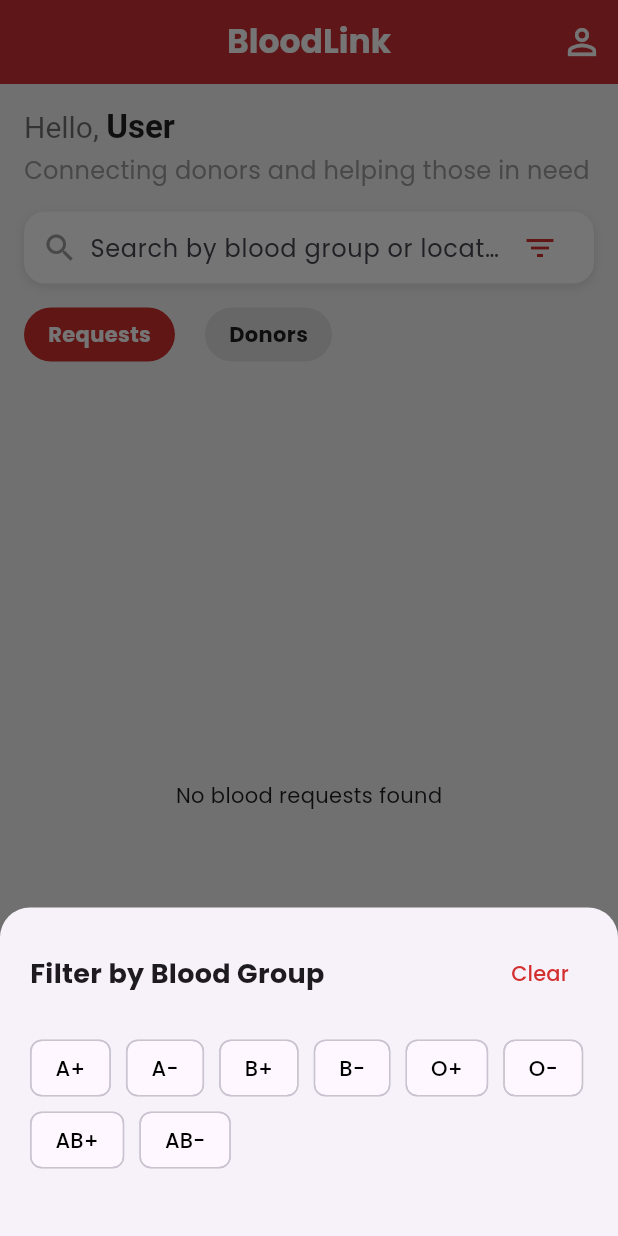
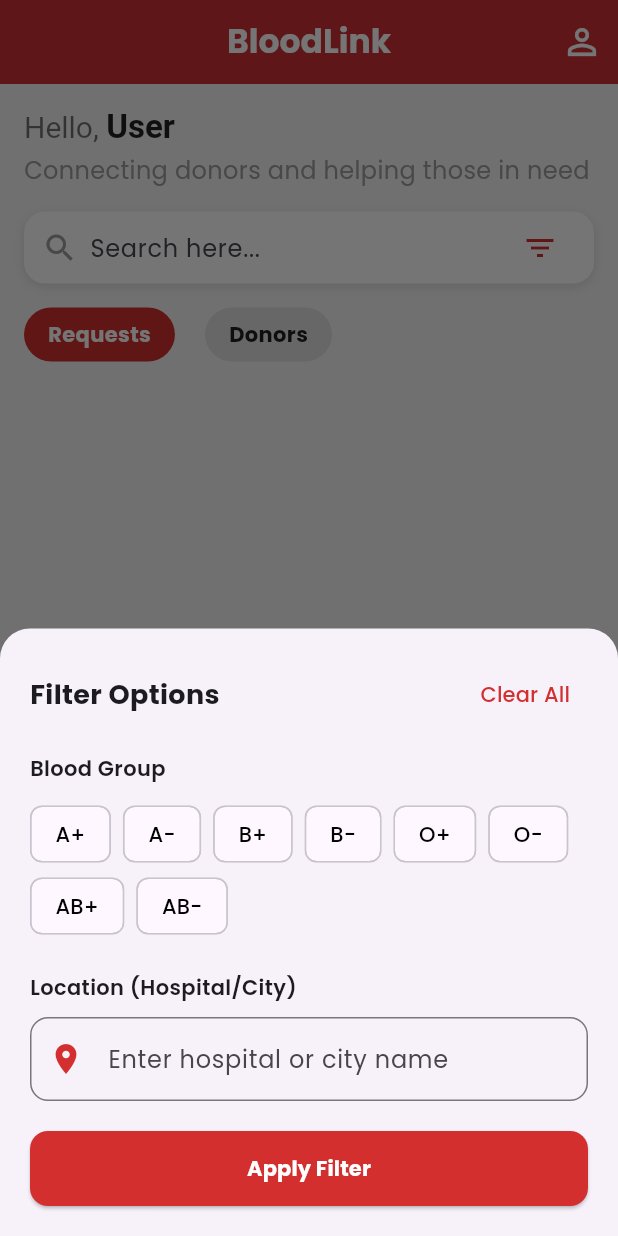
Before and after one commit to koraish3438/Blood-Link-App, a Flutter app: the HomeScreen screen opened directly, after a tap on the "filter list" icon, on a phone screen of 412 x 824 dp. Run offline on Flutter 3.47's test engine with Material 3 defaults, Android fonts, the phone set to English and light mode, and no system bars; our stand-ins replace firebase_auth, firebase_core, firebase_database, google_fonts; accounts and stored records are empty; generated files the repository leaves out were written again.

Commit message:
Filter ready

```diff
--- a/lib/screens/home/home_screen.dart
+++ b/lib/screens/home/home_screen.dart
@@ -20,39 +20,51 @@ class HomeScreen extends StatefulWidget {
 class _HomeScreenState extends State<HomeScreen> {
   String selectedTab = "Requests";
   final searchController = TextEditingController();
+  final locationFilterController = TextEditingController(); // লোকেশন ফিল্টারের জন্য
   String? selectedBloodFilter;
 
   void _showFilterSheet() {
     showModalBottomSheet(
       context: context,
+      isScrollControlled: true, // কিবোর্ড আসার জন্য ট্রু করা হয়েছে
       shape: const RoundedRectangleBorder(
         borderRadius: BorderRadius.vertical(top: Radius.circular(20)),
       ),
       builder: (context) {
-        return StatefulBuilder(
-          builder: (context, setModalState) {
-            return Container(
-              padding: const EdgeInsets.all(20),
-              child: Column(
+        return Padding(
+          padding: EdgeInsets.only(
+            bottom: MediaQuery.of(context).viewInsets.bottom, // কিবোর্ডের জন্য প্যাডিং
+            left: 20,
+            right: 20,
+            top: 20,
+          ),
+          child: StatefulBuilder(
+            builder: (context, setModalState) {
+              return Column(
                 mainAxisSize: MainAxisSize.min,
                 crossAxisAlignment: CrossAxisAlignment.start,
                 children: [
                   Row(
                     mainAxisAlignment: MainAxisAlignment.spaceBetween,
                     children: [
-                      const Text("Filter by Blood Group", style: TextStyle(fontSize: 18, fontWeight: FontWeight.bold)),
+                      const Text("Filter Options", style: TextStyle(fontSize: 18, fontWeight: FontWeight.bold)),
                       TextButton(
                         onPressed: () {
-                          setState(() => selectedBloodFilter = null);
+                          setState(() {
+                            selectedBloodFilter = null;
+                            locationFilterController.clear();
+                          });
                           Navigator.pop(context);
                         },
-                        child: const Text("Clear", style: TextStyle(color: AppColors.primaryRed)),
+                        child: const Text("Clear All", style: TextStyle(color: AppColors.primaryRed)),
                       )
                     ],
                   ),
                   const SizedBox(height: 15),
+                  const Text("Blood Group", style: TextStyle(fontWeight: FontWeight.w600)),
+                  const SizedBox(height: 10),
                   Wrap(
-                    spacing: 10,
+                    spacing: 8,
                     children: ['A+', 'A-', 'B+', 'B-', 'O+', 'O-', 'AB+', 'AB-'].map((group) {
                       final bool isSelected = selectedBloodFilter == group;
                       return ChoiceChip(
@@ -61,17 +73,43 @@ class _HomeScreenState extends State<HomeScreen> {
                         selectedColor: AppColors.primaryRed,
                         labelStyle: TextStyle(color: isSelected ? Colors.white : Colors.black),
                         onSelected: (selected) {
-                          setState(() => selectedBloodFilter = selected ? group : null);
-                          Navigator.pop(context);
+                          setModalState(() => selectedBloodFilter = selected ? group : null);
                         },
                       );
                     }).toList(),
                   ),
                   const SizedBox(height: 20),
+                  const Text("Location (Hospital/City)", style: TextStyle(fontWeight: FontWeight.w600)),
+                  const SizedBox(height: 10),
+                  TextField(
+                    controller: locationFilterController,
+                    decoration: InputDecoration(
+                      hintText: "Enter hospital or city name",
+                      prefixIcon: const Icon(Icons.location_on, color: AppColors.primaryRed),
+                      border: OutlineInputBorder(borderRadius: BorderRadius.circular(12)),
+                    ),
+                  ),
+                  const SizedBox(height: 20),
+                  SizedBox(
+                    width: double.infinity,
+                    height: 50,
+                    child: ElevatedButton(
+                      style: ElevatedButton.styleFrom(
+                        backgroundColor: AppColors.primaryRed,
+                        shape: RoundedRectangleBorder(borderRadius: BorderRadius.circular(12)),
+                      ),
+                      onPressed: () {
+                        setState(() {}); // হোম স্ক্রিন রিফ্রেশ করবে
+                        Navigator.pop(context);
+                      },
+                      child: const Text("Apply Filter", style: TextStyle(color: Colors.white, fontWeight: FontWeight.bold)),
+                    ),
+                  ),
+                  const SizedBox(height: 20),
                 ],
-              ),
-            );
-          },
+              );
+            },
+          ),
         );
       },
     );
@@ -143,14 +181,19 @@ class _HomeScreenState extends State<HomeScreen> {
                       child: TextField(
                         controller: searchController,
                         decoration: const InputDecoration(
-                          hintText: "Search by blood group or location",
+                          hintText: "Search here...",
                           border: InputBorder.none,
                         ),
                         onChanged: (_) => setState(() {}),
                       ),
                     ),
                     IconButton(
-                      icon: Icon(Icons.filter_list, color: selectedBloodFilter != null ? Colors.blue : AppColors.primaryRed),
+                      icon: Icon(
+                        Icons.filter_list,
+                        color: (selectedBloodFilter != null || locationFilterController.text.isNotEmpty)
+                            ? Colors.blue
+                            : AppColors.primaryRed,
+                      ),
                       onPressed: _showFilterSheet,
                     ),
                   ],
@@ -195,10 +238,14 @@ class _HomeScreenState extends State<HomeScreen> {
         if (!snapshot.hasData || snapshot.data!.isEmpty) return const Center(child: Text("No blood requests found"));
 
         final query = searchController.text.toLowerCase();
+        final locFilter = locationFilterController.text.toLowerCase();
+
         final filtered = snapshot.data!.where((r) {
           final matchesSearch = r.bloodGroup.toLowerCase().contains(query) || r.location.toLowerCase().contains(query);
-          final matchesFilter = selectedBloodFilter == null || r.bloodGroup == selectedBloodFilter;
-          return matchesSearch && matchesFilter;
+          final matchesBlood = selectedBloodFilter == null || r.bloodGroup == selectedBloodFilter;
+          final matchesLoc = locFilter.isEmpty || r.location.toLowerCase().contains(locFilter);
+
+          return matchesSearch && matchesBlood && matchesLoc;
         }).toList();
 
         return ListView.separated(
@@ -219,10 +266,14 @@ class _HomeScreenState extends State<HomeScreen> {
         if (!snapshot.hasData || snapshot.data!.isEmpty) return const Center(child: Text("No donors available"));
 
         final query = searchController.text.toLowerCase();
+        final locFilter = locationFilterController.text.toLowerCase();
+
         final filtered = snapshot.data!.where((user) {
           final matchesSearch = user.bloodGroup.toLowerCase().contains(query) || user.location.toLowerCase().contains(query);
-          final matchesFilter = selectedBloodFilter == null || user.bloodGroup == selectedBloodFilter;
-          return matchesSearch && matchesFilter;
+          final matchesBlood = selectedBloodFilter == null || user.bloodGroup == selectedBloodFilter;
+          final matchesLoc = locFilter.isEmpty || user.location.toLowerCase().contains(locFilter);
+
+          return matchesSearch && matchesBlood && matchesLoc;
         }).map((user) => DonorModel.fromUserModel(user)).toList();
 
         if (filtered.isEmpty) return const Center(child: Text("No donors match your criteria"));
```
